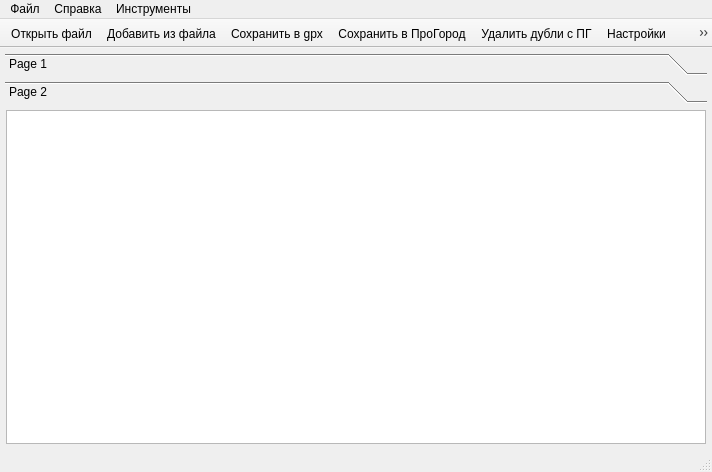
Old version of the form ui/mainwindow.ui in the repository aunoor/pgsconverter.
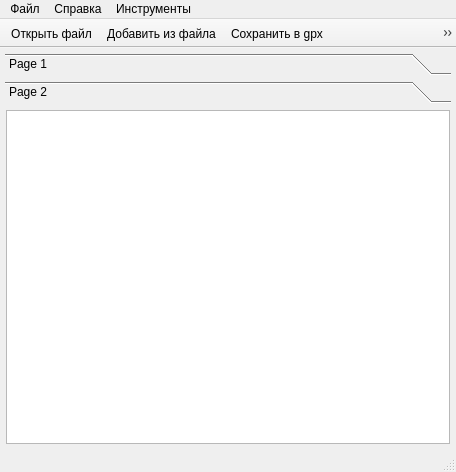
New version of the form. Icons and pictures are not drawn.

Commit message: Множество мелких изменений в интерфейсе

The edit to the form file:
```diff
--- a/ui/mainwindow.ui
+++ b/ui/mainwindow.ui
@@ -6,7 +6,7 @@
    <rect>
     <x>0</x>
     <y>0</y>
-    <width>712</width>
+    <width>456</width>
     <height>472</height>
    </rect>
   </property>
@@ -15,7 +15,13 @@
   </property>
   <property name="windowIcon">
    <iconset resource="../images.qrc">
-    <normaloff>:/gui/icons/map_edit.png</normaloff>:/gui/icons/map_edit.png</iconset>
+    <normaloff>:/gui/icons/link_cam.ico</normaloff>:/gui/icons/link_cam.ico</iconset>
+  </property>
+  <property name="iconSize">
+   <size>
+    <width>64</width>
+    <height>64</height>
+   </size>
   </property>
   <widget class="QWidget" name="centralwidget">
    <layout class="QVBoxLayout" name="verticalLayout">
@@ -75,8 +81,8 @@
         <rect>
          <x>0</x>
          <y>0</y>
-         <width>702</width>
-         <height>316</height>
+         <width>446</width>
+         <height>326</height>
         </rect>
        </property>
        <attribute name="label">
@@ -150,9 +156,9 @@
    <addaction name="action_append_from_file"/>
    <addaction name="action_save_gpx"/>
    <addaction name="action_export_fav"/>
+   <addaction name="action_remove_internal_twins"/>
    <addaction name="action_remove_twins"/>
    <addaction name="actionConfigure"/>
-   <addaction name="action_remove_internal_twins"/>
    <addaction name="action_about_prog"/>
   </widget>
   <widget class="QMenuBar" name="menuBar">
@@ -163,8 +169,8 @@
     <rect>
      <x>0</x>
      <y>0</y>
-     <width>712</width>
-     <height>22</height>
+     <width>456</width>
+     <height>20</height>
     </rect>
    </property>
    <widget class="QMenu" name="menu">
```
Left out of the diff: 14 changed lines with no effect on the pictures. The commit also changes 6 other files.
